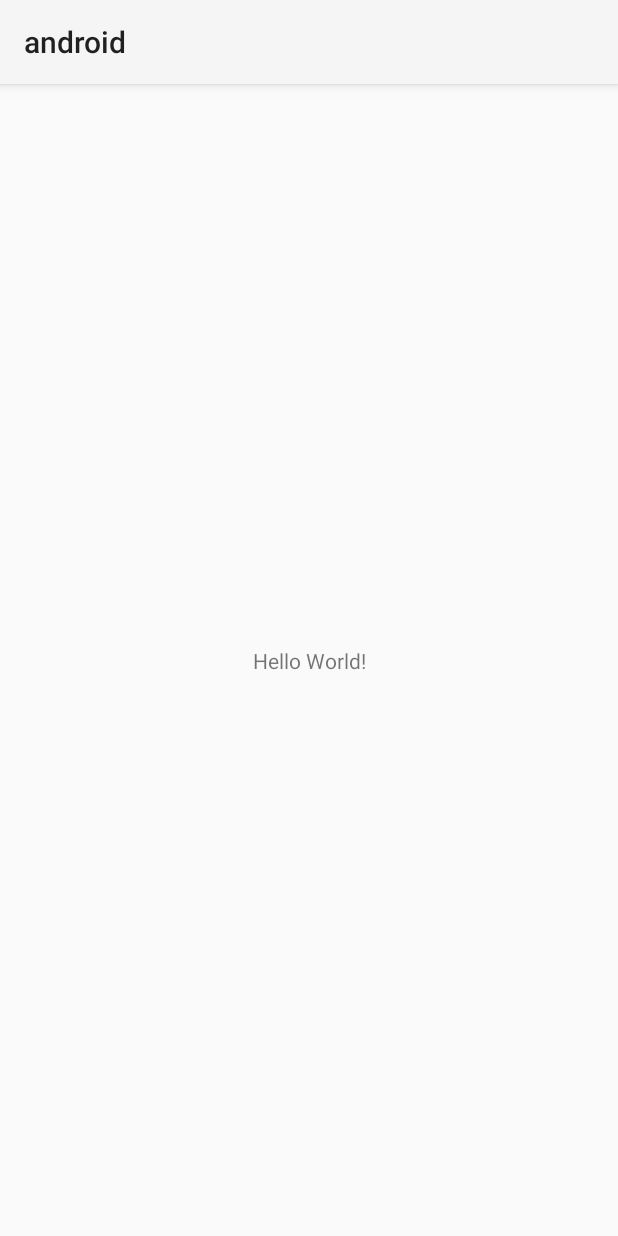
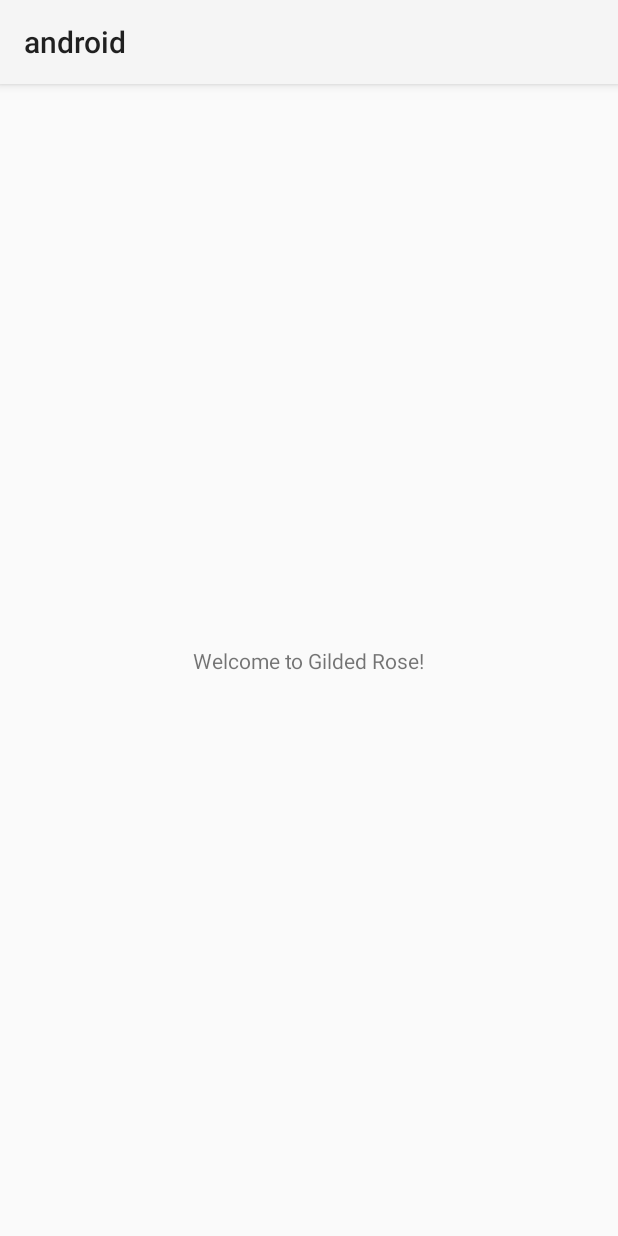
Before and after one commit to kudukacar/GildedRoseKata, an Android app: the screen it shows after launch (MainActivity), on a phone screen of 412 x 824 dp. Run offline under Robolectric (Android 15) with nearby library versions, the phone set to English and light mode, and no system bars.

```diff
--- a/android/app/src/main/res/layout/activity_main.xml
+++ b/android/app/src/main/res/layout/activity_main.xml
@@ -9,7 +9,7 @@
     <TextView
         android:layout_width="wrap_content"
         android:layout_height="wrap_content"
-        android:text="Hello World!"
+        android:text="Welcome to Gilded Rose!"
         app:layout_constraintBottom_toBottomOf="parent"
         app:layout_constraintLeft_toLeftOf="parent"
         app:layout_constraintRight_toRightOf="parent"
```
Also changed, not shown: 2 other files.
